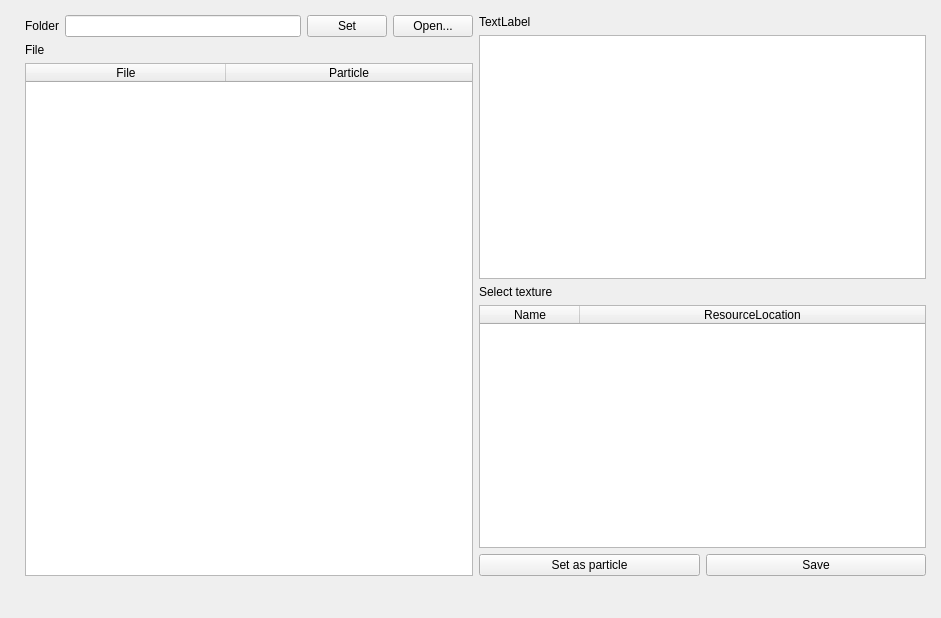
The window that main.ui (Blue-Beaker/mc-model-particle-changer) describes before a commit, drawn with Qt 5.
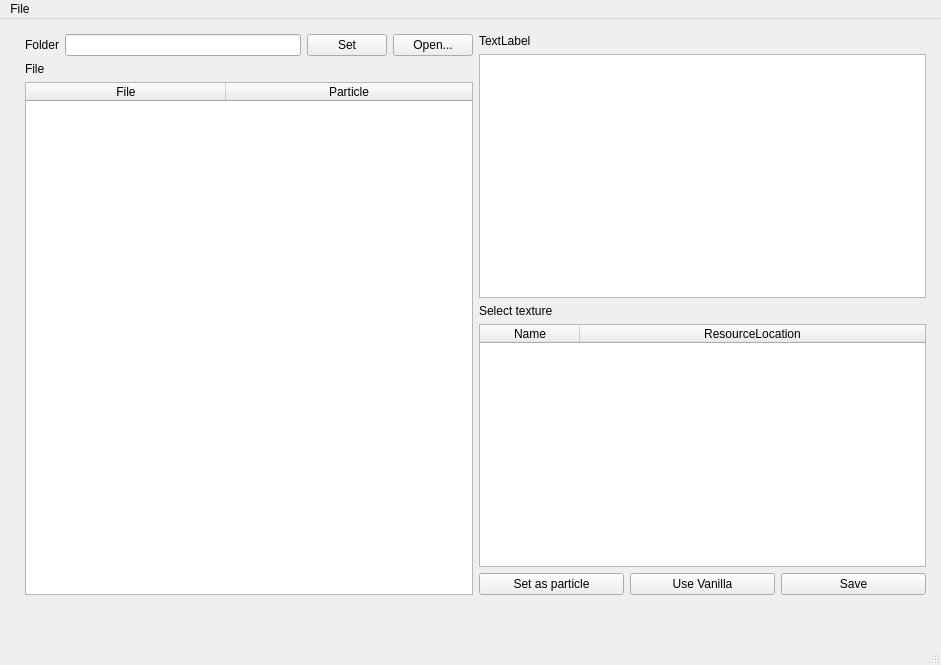
The same window after the commit.

Commit message: add to replace with vanilla

```diff
--- a/main.ui
+++ b/main.ui
@@ -7,7 +7,7 @@
     <x>0</x>
     <y>0</y>
     <width>941</width>
-    <height>618</height>
+    <height>665</height>
    </rect>
   </property>
   <property name="sizePolicy">
@@ -188,6 +188,13 @@
            </property>
           </widget>
          </item>
+         <item>
+          <widget class="QPushButton" name="useFromVanillaButton">
+           <property name="text">
+            <string>Use Vanilla</string>
+           </property>
+          </widget>
+         </item>
          <item>
           <widget class="QPushButton" name="saveButton">
            <property name="text">
@@ -202,6 +209,34 @@
     </layout>
    </widget>
   </widget>
+  <widget class="QMenuBar" name="menuBar">
+   <property name="geometry">
+    <rect>
+     <x>0</x>
+     <y>0</y>
+     <width>941</width>
+     <height>37</height>
+    </rect>
+   </property>
+   <widget class="QMenu" name="menuFile">
+    <property name="title">
+     <string>File</string>
+    </property>
+    <addaction name="actionSet_Vanilla_Folder"/>
+   </widget>
+   <addaction name="menuFile"/>
+  </widget>
+  <widget class="QStatusBar" name="statusBar"/>
+  <action name="actionSet_Vanilla_Folder">
+   <property name="text">
+    <string>Set Vanilla Assets Folder</string>
+   </property>
+  </action>
+  <action name="actionSave_Configuration">
+   <property name="text">
+    <string>Change Config</string>
+   </property>
+  </action>
  </widget>
  <resources/>
  <connections/>
```
Left out of the diff: 3 changed lines with no effect on the pictures. The commit also changes 2 other files.
